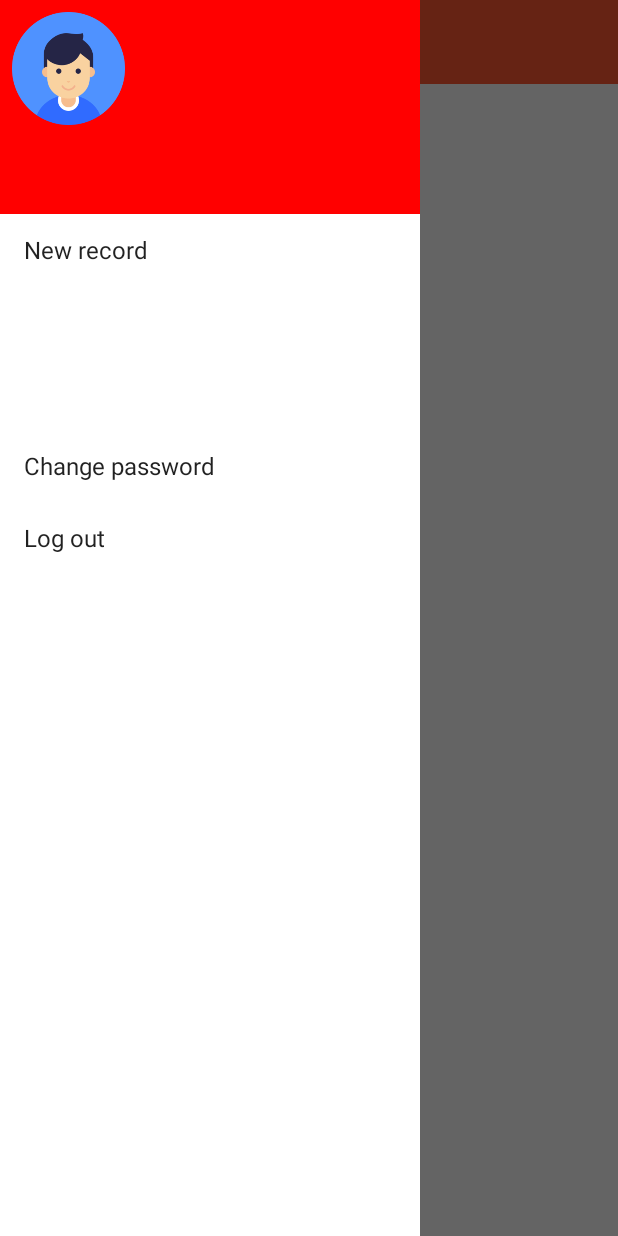
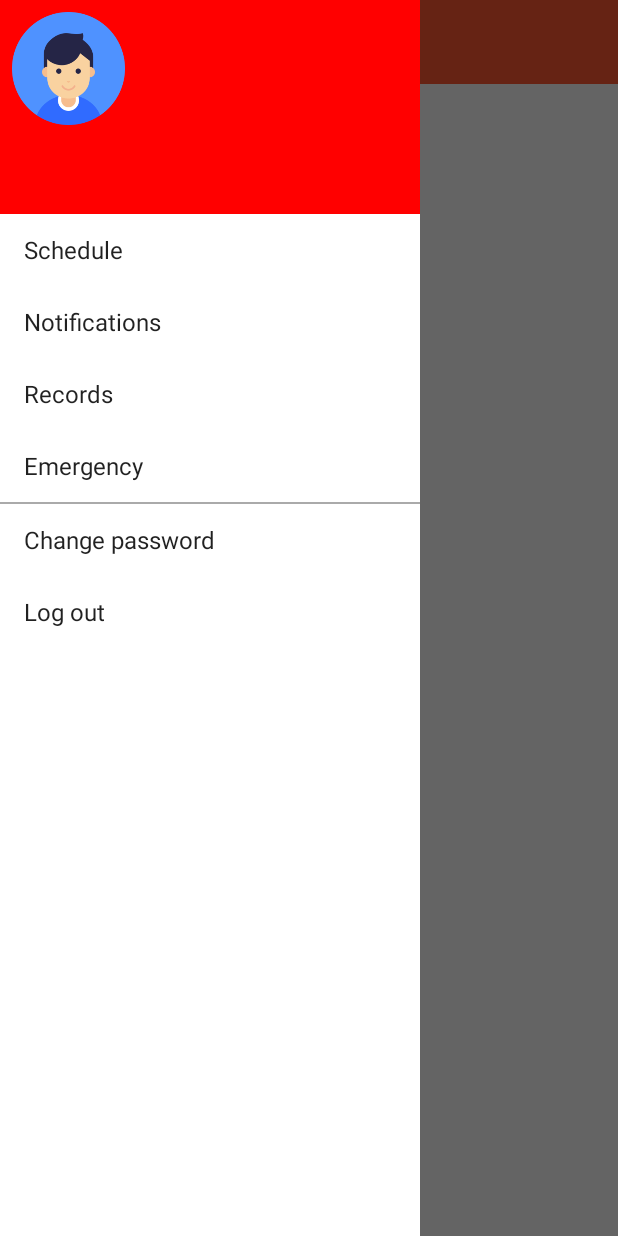
Before and after one commit to healthGuide/android-app, an Android app: the MainActivity screen opened directly, with no data from a screen before it, with the side drawer open, on a phone screen of 412 x 824 dp. Run offline under Robolectric (Android 15) with nearby library versions, the phone set to English and light mode, and no system bars; our stand-ins replace Firebase (no records; nobody signed in at launch, a user with empty details on screens opened directly).

Commit message:
another tweak during majors

```diff
--- a/app/src/main/java/rkapoors/healthguide/MainActivity.java
+++ b/app/src/main/java/rkapoors/healthguide/MainActivity.java
@@ -156,7 +156,7 @@ public class MainActivity extends AppCompatActivity implements OnTabChangeListen
         mViewPager.setAdapter(pageAdapter);
         mViewPager.setOnPageChangeListener(MainActivity.this);
 
-        String[] data={"New record","","","Change password","Log out"};
+        String[] data={"Schedule","Notifications","Records","Emergency"};
         ArrayAdapter<String> adapter = new ArrayAdapter<String>(this, android.R.layout.simple_list_item_1, data);
 
         final ListView navList = (ListView) findViewById(R.id.navList);
@@ -167,14 +167,39 @@ public class MainActivity extends AppCompatActivity implements OnTabChangeListen
 
                 switch(pos){
                     case 0:
-                        Intent nra=new Intent(MainActivity.this,newrecord.class);
-                        startActivity(nra);
+                        drawerLayout.closeDrawers();
+                        mViewPager.setCurrentItem(0);
+                        break;
+                    case 1:
+                        drawerLayout.closeDrawers();
+                        mViewPager.setCurrentItem(1);
+                        break;
+                    case 2:
+                        drawerLayout.closeDrawers();
+                        mViewPager.setCurrentItem(2);
                         break;
                     case 3:
+                        drawerLayout.closeDrawers();
+                        mViewPager.setCurrentItem(3);
+                        break;
+                }
+            }
+        });
+
+        String[] data2={"Change password","Log out"};
+        ArrayAdapter<String> adapter2 = new ArrayAdapter<String>(this, android.R.layout.simple_list_item_1, data2);
+        final ListView navList2 = (ListView) findViewById(R.id.navList2);
+        navList2.setAdapter(adapter2);
+        navList2.setOnItemClickListener(new AdapterView.OnItemClickListener(){
+            @Override
+            public void onItemClick(AdapterView<?> parent, View view, final int pos,long id){
+
+                switch(pos){
+                    case 0:
                         Intent changepass=new Intent(MainActivity.this,changepassword.class);
                         startActivity(changepass);
                         break;
-                    case 4:
+                    case 1:
                         signOut();
                         break;
                 }
--- a/app/src/main/res/layout/activity_main.xml
+++ b/app/src/main/res/layout/activity_main.xml
@@ -123,8 +123,25 @@
         <ListView
             android:id="@+id/navList"
             android:layout_width="280dp"
+            android:layout_height="wrap_content"
+            android:layout_below="@+id/profileBox"
+            android:choiceMode="singleChoice"
+            android:background="#ffffff"
+            android:divider="@null"
+            />
+
+        <View
+            android:id="@+id/divider"
+            android:layout_below="@+id/navList"
+            android:layout_width="280dp"
+            android:layout_height="1dp"
+            android:background="@android:color/darker_gray"/>
+
+        <ListView
+            android:id="@+id/navList2"
+            android:layout_width="280dp"
             android:layout_height="match_parent"
-            android:layout_below="@+id/profileBox"
+            android:layout_below="@+id/divider"
             android:choiceMode="singleChoice"
             android:background="#ffffff"
             android:divider="@null"
```
